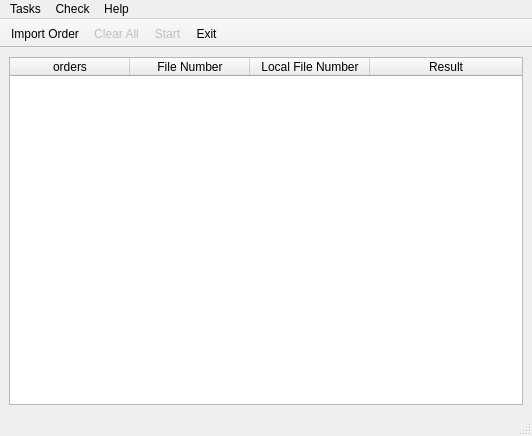
This is src/check_laads_order.ui in xiaoke0O/check-laads-order as Qt 5 draws it before an edit. The edited form follows.
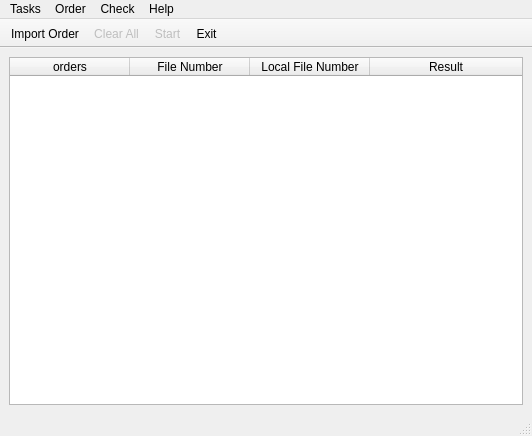
This is the edited form. Icons and pictures are not drawn.

What changed in the file:
```diff
--- a/src/check_laads_order.ui
+++ b/src/check_laads_order.ui
@@ -92,7 +92,7 @@
      <x>0</x>
      <y>0</y>
      <width>532</width>
-     <height>32</height>
+     <height>26</height>
     </rect>
    </property>
    <widget class="QMenu" name="menuHelp">
@@ -118,7 +118,15 @@
     </property>
     <addaction name="actionStart"/>
    </widget>
+   <widget class="QMenu" name="menuOrder">
+    <property name="title">
+     <string>Order</string>
+    </property>
+    <addaction name="actionClear_All"/>
+    <addaction name="actionClear_Selected"/>
+   </widget>
    <addaction name="menuTasks"/>
+   <addaction name="menuOrder"/>
    <addaction name="menuCheck"/>
    <addaction name="menuHelp"/>
   </widget>
```
Left out of the diff: 19 changed lines with no effect on the pictures.
